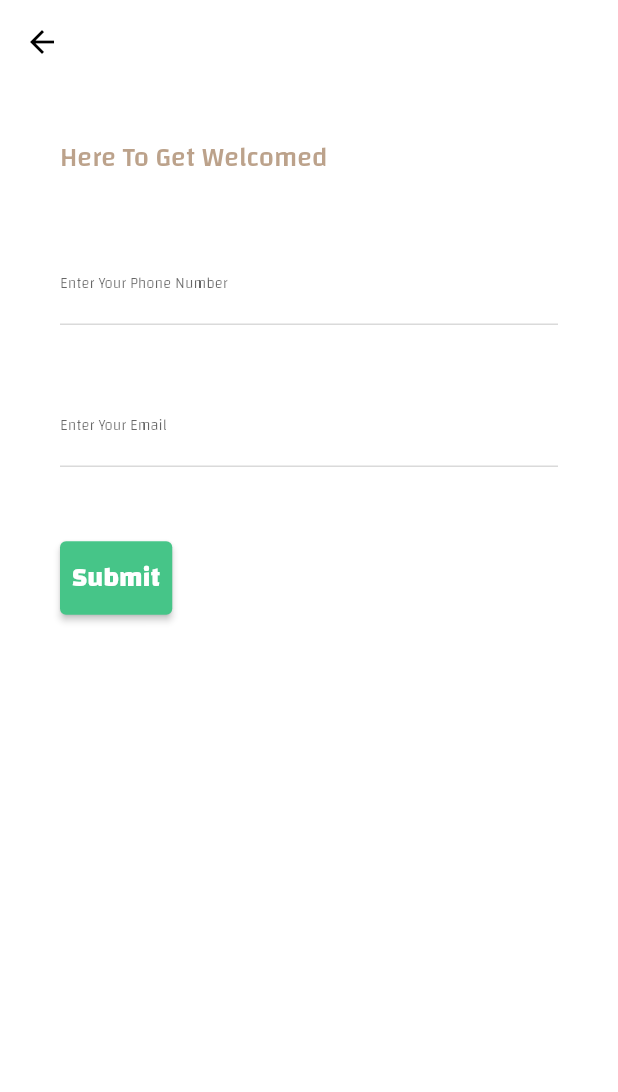
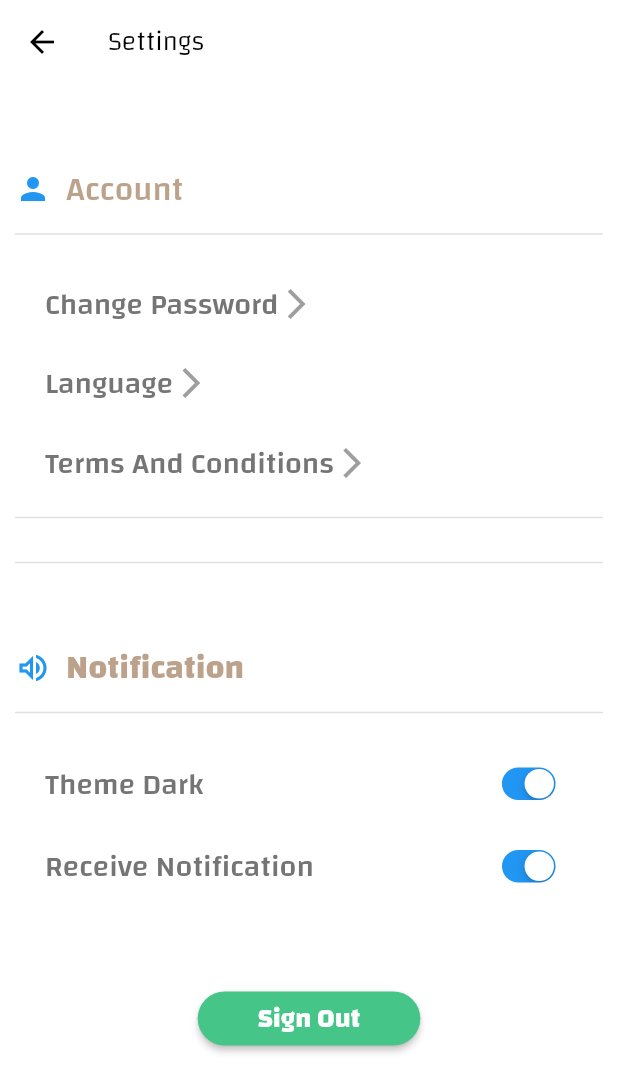
Before and after one commit to Zezo-01/Emtalik, a Flutter app: the screen it shows after launch, on a phone screen of 412 x 824 dp. Shown: the top 1092 px of the screen. Run offline on Flutter 3.47's test engine with Material 2 defaults, Android fonts, the phone set to English and light mode, and no system bars; our stand-ins replace localization, motion_toast.

Commit message:
Add The Settings Page

```diff
--- a/lib/Widgets/route_gen.dart
+++ b/lib/Widgets/route_gen.dart
@@ -1,7 +1,10 @@
+import 'package:emtalik/pages/changepassword.dart';
 import 'package:emtalik/pages/mainpage.dart';
 import 'package:emtalik/pages/login.dart';
+import 'package:emtalik/pages/terms.dart';
 import 'package:flutter/material.dart';
 
+import '../pages/settingsadmin.dart';
 import '../pages/signup1.dart';
 import '../pages/signup2.dart';
 class RouteGeneration{
@@ -16,6 +19,12 @@ static Route<dynamic> generateRoute(RouteSettings settings){
     return MaterialPageRoute(builder:(_)=> Signup());
     case '/signup2' :
     return MaterialPageRoute(builder:(_)=> Signup2());
+    case '/settingsuser' :
+    return MaterialPageRoute(builder:(_)=> SettigsAdmin());
+     case '/terms' :
+    return MaterialPageRoute(builder:(_)=> Terms());
+    case '/changepassword' :
+    return MaterialPageRoute(builder:(_)=> ChangePassword());
   }
   return errorRoute();
 }
--- a/lib/main.dart
+++ b/lib/main.dart
@@ -25,7 +25,7 @@ class _MyApp extends State<StatefulWidget> {
       onGenerateTitle: (context) => 'app-name'.i18n(),
       theme: AppEnv.defaultLightTheme(context),
       darkTheme: AppEnv.defaultDarkTheme(context),
-      initialRoute: '/signup2',
+      initialRoute: '/settingsuser',
       onGenerateRoute: RouteGeneration.generateRoute,
     );
   }
--- a/lib/pages/mainpage.dart
+++ b/lib/pages/mainpage.dart
@@ -1,8 +1,5 @@
-
 import 'dart:ui';
-
 import 'package:emtalik/main.dart';
-import 'package:emtalik/pages/settings.dart';
 import 'package:flutter/material.dart';
 
 
--- /dev/null
+++ b/lib/pages/settingsadmin.dart
@@ -0,0 +1,186 @@
+
+import 'package:emtalik/pages/login.dart';
+import 'package:emtalik/pages/mainpage.dart';
+import 'package:emtalik/pages/signup1.dart';
+import 'package:emtalik/pages/signup2.dart';
+import 'package:flutter/cupertino.dart';
+import 'package:flutter/material.dart';
+import 'package:flutter/widgets.dart';
+
+class SettigsAdmin extends StatefulWidget{
+  @override
+  _SettingState createState() => _SettingState();
+
+}
+
+
+class _SettingState extends State<SettigsAdmin>{
+  bool valNotify1=true;
+bool valNotify2=true;
+
+
+onChangeFunction1(bool newVAlue1){
+  setState(() {
+    valNotify1=newVAlue1;
+  });
+}
+
+onChangeFunction2(bool newVAlue2){
+  setState(() {
+    valNotify1=newVAlue2;
+  });
+}
+
+  @override
+  Widget build(BuildContext context) {
+    return Scaffold(
+
+      appBar: AppBar(
+        title: Text("Settings"),
+        leading: IconButton(
+          onPressed: (){},
+          icon: Icon(
+            Icons.arrow_back,
+            color: Colors.black,
+          ),
+        ),
+      ),
+      body: Container(
+        padding: const EdgeInsets.all(10),
+        child: ListView(
+          children: [
+            SizedBox(height: 40),
+            Row(
+              children:[
+                Icon(
+                  Icons.person,
+                  color: Colors.blue,
+                ),
+                SizedBox(width: 10),
+                Text('Account',style: TextStyle(fontSize: 22),)
+              ]
+            ),
+            Divider(height: 20,thickness: 1),
+            SizedBox(height: 10),
+            bulidOptions(context, "Change Password"),
+            bulidOptions(context, "Language"),
+            bulidOptions(context, "Terms And Conditions"),
+              Divider(height: 20,thickness: 1),
+            SizedBox(height: 10),
+
+
+            Divider(height: 20,thickness: 1),
+            SizedBox(height: 40),
+            Row(
+
+children: [
+  Icon(Icons.volume_up_outlined,color: Colors.blue),
+  SizedBox(width: 10),
+  Text("Notification",style: TextStyle(
+    fontSize: 22,
+    fontWeight: FontWeight.bold
+  ),)
+],
+
+            ),
+            Divider(height: 20,thickness: 1),
+            SizedBox(height: 10),
+            BulidNotifications("Theme Dark",valNotify1, onChangeFunction1),
+            BulidNotifications("Receive Notification",valNotify2, onChangeFunction2),
+            SizedBox(height: 50),
+
+            Center(
+              child: ElevatedButton(
+                style: ElevatedButton.styleFrom(
+                  padding: const EdgeInsets.symmetric(horizontal:40 ),
+                  shape: RoundedRectangleBorder(borderRadius: BorderRadius.circular(20))
+                ),
+                onPressed: (){Navigator.of(context).pushNamed('/');},
+                child: Text("Sign Out")
+              ),
+            )
+
+
+          ],
+        ),
+      ),
+    );
+
+
+
+}
+
+
+ Padding BulidNotifications(String title,bool value,Function onChangeMethod){
+   return Padding(padding: const EdgeInsets.symmetric(vertical: 8,horizontal: 20),
+
+   child: Row(
+
+
+     mainAxisAlignment: MainAxisAlignment.spaceBetween,
+     children: [
+
+Text(title,style: TextStyle(
+  fontSize: 20,
+  fontWeight:FontWeight.w500,
+  color: Colors.grey[600],
+)),
+Transform.scale(
+  scale: 0.7,
+  child: CupertinoSwitch(
+    activeColor: Colors.blue,
+    trackColor: Colors.grey,
+    value: value,
+    onChanged: (bool newValue){
+      onChangeMethod(newValue);
+    }
+  ),
+)
+
+     ],
+   ),
+   );
+ }
+
+
+
+
+
+  GestureDetector bulidOptions(BuildContext context, String title){
+    return GestureDetector(
+      onTap: (){
+
+if(title=="Change Password")
+{
+Navigator.of(context).pushNamed('/changepassword');
+}
+if(title=="Language")
+{
+Navigator.of(context).pushNamed('/');
+}
+if(title=="Terms And Conditions")
+{
+Navigator.of(context).pushNamed('/terms');
+}
+
+
+
+      },
+      child: Padding(
+        padding: const EdgeInsets.symmetric(vertical: 8,horizontal: 20),
+        child: Row(
+          children: [
+            Text(title,style:TextStyle(
+              fontSize: 20,
+              fontWeight: FontWeight.w500,
+              color: Colors.grey[600]
+            )),
+            Icon(Icons.arrow_forward_ios,color: Colors.grey)
+          ],
+        ),
+      ),
+    );
+
+  }
+
+}
--- a/pubspec.yaml
+++ b/pubspec.yaml
@@ -38,7 +38,3 @@ flutter:
 
   assets:
     - lib/i18n/
-    - lib/pages/images/house.png
-    - lib/pages/images/lands.png
-    - lib/pages/images/parking.png
-    - lib/pages/images/store.png
```
Also changed, not shown: lib/pages/changepassword.dart (added, +33 -0 lines), lib/pages/settings.dart (deleted, +0 -69 lines), lib/pages/terms.dart (added, +33 -0 lines).
